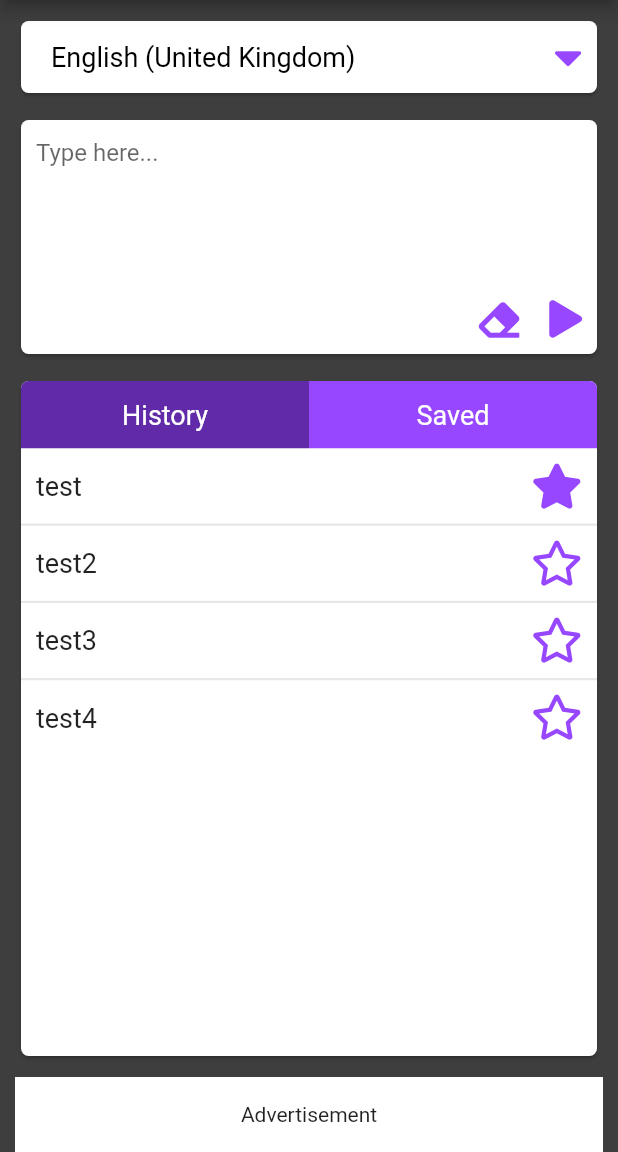
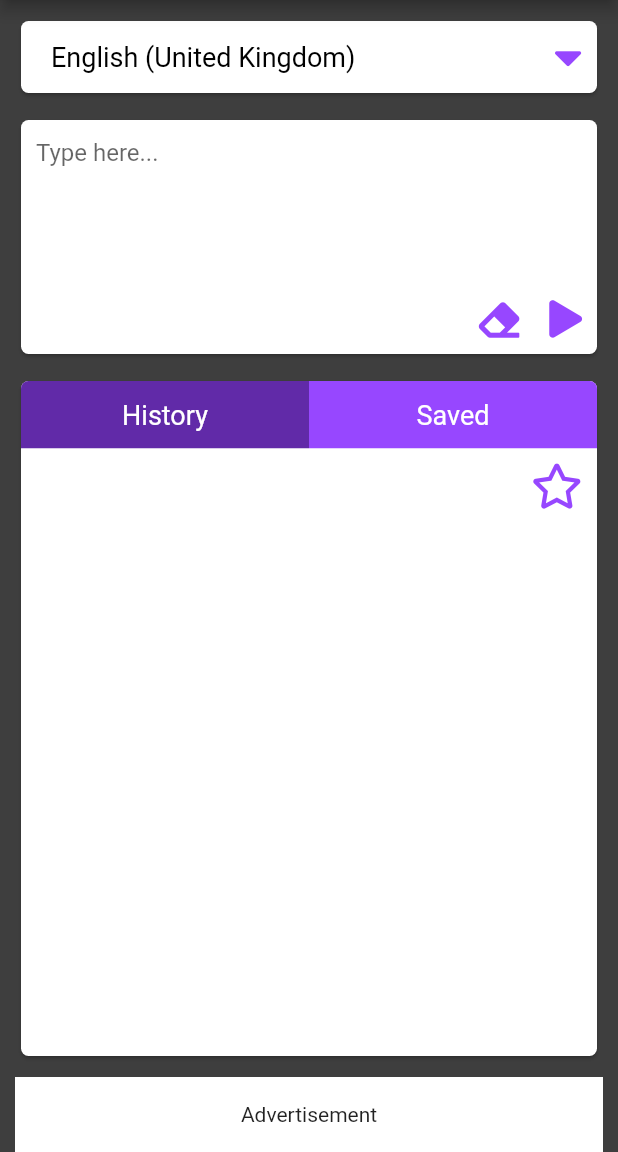
Before and after one commit to WackyWouter/VoiceBoxTTS, a Flutter app: the screen it shows after launch, after a tap on an icon or button, on a phone screen of 412 x 824 dp, the part 84-1236 px from its top. Run offline on Flutter 3.47's test engine with Material 2 defaults, Android fonts, the phone set to English and light mode, and no system bars; drawn by our look-alikes of dropdown_button2; our stand-ins replace flutter_tts, font_awesome_flutter.

Commit message:
fixed behavior of history and saved lists

```diff
--- a/lib/screens/home_screen.dart
+++ b/lib/screens/home_screen.dart
@@ -81,15 +81,7 @@ class _HomeScreenState extends State<HomeScreen> {
   ];
 
   String activeSection = "history";
-  List<FavListItem> historyList = [
-    FavListItem(
-        // 'I am currently testing this new feature to see if it works correctly.',
-        'test',
-        false),
-    FavListItem('test2', true),
-    FavListItem('test3', true),
-    FavListItem('test4', true)
-  ];
+  List<FavListItem> historyList = [];
   List<FavListItem> savedList = [];
   final textFieldCont = TextEditingController();
 
@@ -182,6 +174,7 @@ class _HomeScreenState extends State<HomeScreen> {
   void _onChange(String text) {
     setState(() {
       _newVoiceText = text;
+      historyList.insert(0, FavListItem(text, false));
     });
   }
 
@@ -402,7 +395,18 @@ class _HomeScreenState extends State<HomeScreen> {
                                             GestureDetector(
                                               onTap: () {
                                                 setState(() {
+                                                  // Toggle favourite on the current list item if clicked on star
                                                   listShown[index].toggleFav();
+
+                                                  // if it is being favoured add to saved list otherwise remove from saved list
+                                                  if (listShown[index]
+                                                      .isFavorite) {
+                                                    savedList.insert(
+                                                        0, listShown[index]);
+                                                  } else {
+                                                    savedList.remove(
+                                                        listShown[index]);
+                                                  }
                                                 });
                                               },
                                               child: Container(
@@ -410,9 +414,9 @@ class _HomeScreenState extends State<HomeScreen> {
                                                       const EdgeInsets.all(0.0),
                                                   child: FaIcon(
                                                     listShown[index].isFavorite
-                                                        ? FontAwesomeIcons.star
-                                                        : FontAwesomeIcons
-                                                            .solidStar,
+                                                        ? FontAwesomeIcons
+                                                            .solidStar
+                                                        : FontAwesomeIcons.star,
                                                     color: kPrimaryColor,
                                                     size: 30.0,
                                                   )),
```
